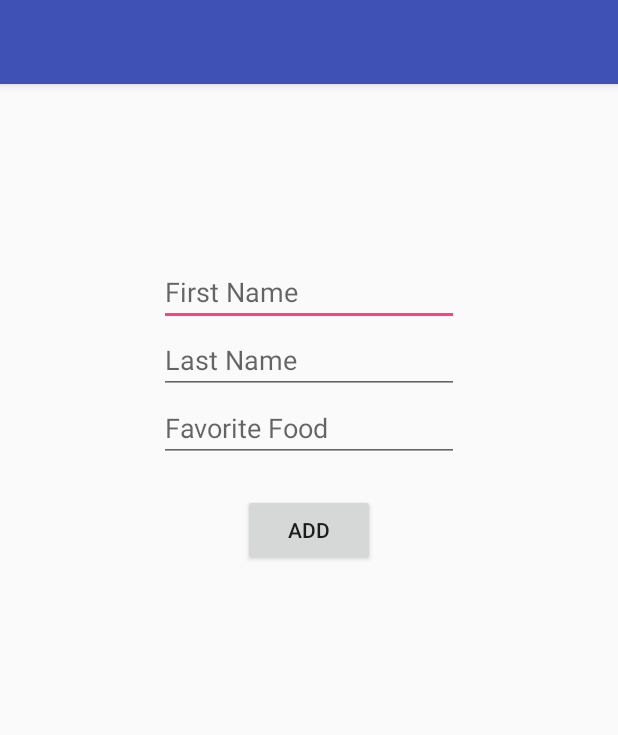
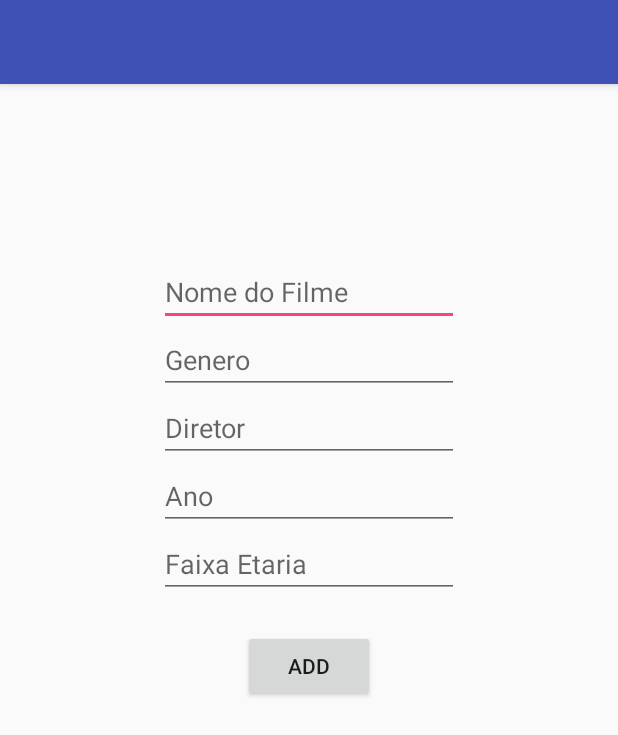
Before and after one commit to GustavinhoHenrique/GustavoGui, an Android app: the cadastrarFilmes screen opened directly, with no data from a screen before it, after a tap on "ADD", on a phone screen of 412 x 824 dp. Shown: the top 735 px of the screen. Run offline under Robolectric (Android 15) with nearby library versions, the phone set to English and light mode, and no system bars.

```diff
--- a/app/src/main/AndroidManifest.xml
+++ b/app/src/main/AndroidManifest.xml
@@ -18,7 +18,7 @@
         </activity>
         <activity android:name=".cadastrarFilmes" />
         <activity android:name=".ViewListContents" />
-        <activity android:name=".splashActivity"></activity>
+        <activity android:name=".splashActivity" />
     </application>
 
 </manifest>
--- a/app/src/main/java/com/example/gui/tp/DatabaseHelper.java
+++ b/app/src/main/java/com/example/gui/tp/DatabaseHelper.java
@@ -15,9 +15,11 @@ public class DatabaseHelper extends SQLiteOpenHelper {
     public static final String DATABASE_NAME = "users.db";
     public static final String TABLE_NAME = "users_data";
     public static final String COL1 = "ID";
-    public static final String COL2 = "FIRSTNAME";
-    public static final String COL3 = "LASTNAME";
-    public static final String COL4 = "FAVFOOD";
+    public static final String COL2 = "NOME";
+    public static final String COL3 = "GENERO";
+    public static final String COL4 = "DIRETOR";
+    public static final String COL5 = "ANO";
+    public static final String COL6 = "FAIXA";
 
 
     public DatabaseHelper(Context context) {
@@ -27,7 +29,7 @@ public class DatabaseHelper extends SQLiteOpenHelper {
     @Override
     public void onCreate(SQLiteDatabase db) {
         String createTable = "CREATE TABLE " + TABLE_NAME + " (ID INTEGER PRIMARY KEY AUTOINCREMENT, " +
-                " FIRSTNAME TEXT, LASTNAME TEXT, FAVFOOD TEXT)";
+                " NOME TEXT, GENERO TEXT, DIRETOR TEXT, ANO TEXT, FAIXA TEXT)";
         db.execSQL(createTable);
     }
 
@@ -37,12 +39,14 @@ public class DatabaseHelper extends SQLiteOpenHelper {
         onCreate(db);
     }
 
-    public boolean addData(String fName, String lName, String fFood) {
+    public boolean addData(String fNome, String fGenero, String fDiretor, String fAno, String fFaixa) {
         SQLiteDatabase db = this.getWritableDatabase();
         ContentValues contentValues = new ContentValues();
-        contentValues.put(COL2, fName);
-        contentValues.put(COL3, lName);
-        contentValues.put(COL4, fFood);
+        contentValues.put(COL2, fNome);
+        contentValues.put(COL3, fGenero);
+        contentValues.put(COL4, fDiretor);
+        contentValues.put(COL5, fAno);
+        contentValues.put(COL6, fFaixa);
 
         long result = db.insert(TABLE_NAME, null, contentValues);
 
--- a/app/src/main/java/com/example/gui/tp/cadastrarFilmes.java
+++ b/app/src/main/java/com/example/gui/tp/cadastrarFilmes.java
@@ -10,7 +10,7 @@ import android.widget.Toast;
 
 public class cadastrarFilmes extends AppCompatActivity {
 
-    EditText etFirstName,etLastName,etFavFood;
+    EditText etNome, etGenero, etDiretor, etAno, etFaixa;
     Button btnAdd;
     DatabaseHelper myDB;
 
@@ -19,9 +19,11 @@ public class cadastrarFilmes extends AppCompatActivity {
     protected void onCreate(Bundle savedInstanceState) {
         super.onCreate(savedInstanceState);
         setContentView(R.layout.activity_cadastrarfilmes);
-        etFavFood = (EditText) findViewById(R.id.etFavFood);
-        etFirstName = (EditText) findViewById(R.id.etFirstName);
-        etLastName = (EditText) findViewById(R.id.etLastName);
+        etDiretor = (EditText) findViewById(R.id.etDiretor);
+        etAno = (EditText) findViewById(R.id.etAno);
+        etFaixa = (EditText) findViewById(R.id.etFaixa);
+        etNome = (EditText) findViewById(R.id.etNome);
+        etGenero = (EditText) findViewById(R.id.etGenero);
         btnAdd = (Button) findViewById(R.id.btnAdd);
         myDB = new DatabaseHelper(this);
 
@@ -29,14 +31,18 @@ public class cadastrarFilmes extends AppCompatActivity {
         btnAdd.setOnClickListener(new View.OnClickListener() {
             @Override
             public void onClick(View v) {
-                String fName = etFirstName.getText().toString();
-                String lName = etLastName.getText().toString();
-                String fFood = etFavFood.getText().toString();
-                if(fName.length() != 0 && lName.length() != 0 && fFood.length() != 0){
-                    AddData(fName,lName, fFood);
-                    etFavFood.setText("");
-                    etLastName.setText("");
-                    etFirstName.setText("");
+                String fNome = etNome.getText().toString();
+                String fGenero = etGenero.getText().toString();
+                String fFaixa = etFaixa.getText().toString();
+                String fDiretor = etDiretor.getText().toString();
+                String fAno = etAno.getText().toString();
+                if(fNome.length() != 0 && fGenero.length() != 0 && fDiretor.length() != 0 && fAno.length() != 0 && fFaixa.length() != 0){
+                    AddData(fNome,fGenero, fDiretor, fAno, fFaixa);
+                    etDiretor.setText("");
+                    etAno.setText("");
+                    etFaixa.setText("");
+                    etGenero.setText("");
+                    etNome.setText("");
 
                     //Chama a acitivity de listar filmes
                     Intent intent = new Intent(cadastrarFilmes.this,ViewListContents.class);
@@ -50,8 +56,8 @@ public class cadastrarFilmes extends AppCompatActivity {
 
     }
 
-    public void AddData(String firstName,String lastName, String favFood ){
-        boolean insertData = myDB.addData(firstName,lastName,favFood);
+    public void AddData(String Nome,String Genero, String Diretor, String Ano, String Faixa){
+        boolean insertData = myDB.addData(Nome,Genero,Diretor, Ano, Faixa);
 
         if(insertData==true){
             Toast.makeText(cadastrarFilmes.this,"Successfully Entered Data!",Toast.LENGTH_LONG).show();
--- a/app/src/main/res/layout/activity_cadastrarfilmes.xml
+++ b/app/src/main/res/layout/activity_cadastrarfilmes.xml
@@ -14,32 +14,48 @@
         android:layout_marginTop="100dp"
         android:layout_width="200dp"
         android:layout_height="wrap_content"
-        android:id="@+id/etFirstName"
+        android:id="@+id/etNome"
         android:layout_alignParentTop="true"
         android:layout_centerHorizontal="true"
-        android:hint="First Name" />
+        android:hint="Nome do Filme" />
 
     <EditText
         android:layout_width="200dp"
         android:layout_height="wrap_content"
-        android:id="@+id/etLastName"
-        android:layout_below="@+id/etFirstName"
+        android:id="@+id/etGenero"
+        android:layout_below="@+id/etNome"
         android:layout_centerHorizontal="true"
-        android:hint="Last Name"/>
+        android:hint="Genero"/>
 
     <EditText
         android:layout_width="200dp"
         android:layout_height="wrap_content"
-        android:id="@+id/etFavFood"
-        android:layout_below="@+id/etLastName"
+        android:id="@+id/etDiretor"
+        android:layout_below="@+id/etGenero"
         android:layout_centerHorizontal="true"
-        android:hint="Favorite Food"/>
+        android:hint="Diretor"/>
+
+    <EditText
+        android:layout_width="200dp"
+        android:layout_height="wrap_content"
+        android:id="@+id/etAno"
+        android:layout_below="@+id/etDiretor"
+        android:layout_centerHorizontal="true"
+        android:hint="Ano"/>
+
+    <EditText
+        android:layout_width="200dp"
+        android:layout_height="wrap_content"
+        android:id="@+id/etFaixa"
+        android:layout_below="@+id/etAno"
+        android:layout_centerHorizontal="true"
+        android:hint="Faixa Etaria"/>
 
     <Button
         android:id="@+id/btnAdd"
         android:layout_width="wrap_content"
         android:layout_height="wrap_content"
-        android:layout_below="@+id/etFavFood"
+        android:layout_below="@+id/etFaixa"
         android:layout_centerHorizontal="true"
         android:layout_marginTop="21dp"
         android:text="Add" />
```
Also changed, not shown: app/src/main/java/com/example/gui/tp/MainActivity.java (+9 -9 lines), app/src/main/java/com/example/gui/tp/ThreeColumn_ListAdapter.java (+17 -12 lines), app/src/main/java/com/example/gui/tp/User.java (+40 -19 lines), app/src/main/java/com/example/gui/tp/ViewListContents.java (+4 -4 lines), app/src/main/res/layout/list_adapter_view.xml (+28 -10 lines), app/src/main/res/layout/viewcontents_layout.xml (+11 -9 lines).
